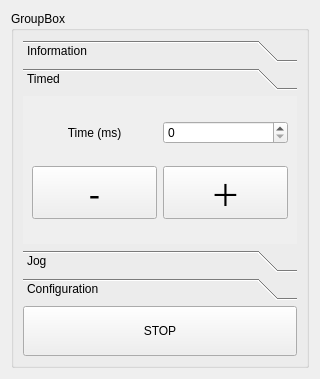
Above: views/AxisManualControl.ui from luis-banuelos-chacon/trolleyTester before the change. Below: the same form after it.
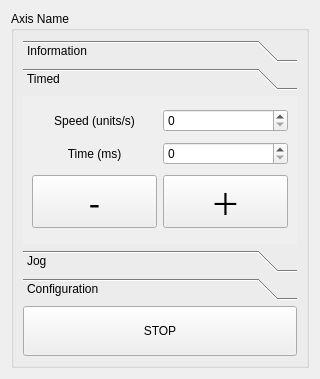
That is the form after the change. The open tabs and pages were chosen to show the change.

```diff
--- a/views/AxisManualControl.ui
+++ b/views/AxisManualControl.ui
@@ -15,9 +15,14 @@
   </property>
   <layout class="QGridLayout" name="gridLayout_4">
    <item row="0" column="0">
-    <widget class="QGroupBox" name="groupBox">
+    <widget class="QGroupBox" name="mainBox">
+     <property name="styleSheet">
+      <string notr="true">QSpinBox { qproperty-maximum: 10000000 }
+QSpinBox { qproperty-minimum: 0 }
+QSpinBox { qproperty-singleStep: 100 }</string>
+     </property>
      <property name="title">
-      <string>GroupBox</string>
+      <string>Axis Name</string>
      </property>
      <layout class="QVBoxLayout" name="verticalLayout">
       <item>
@@ -97,7 +102,24 @@
          </attribute>
          <layout class="QGridLayout" name="gridLayout_2">
           <item row="0" column="0">
-           <widget class="QLabel" name="label_2">
+           <widget class="QLabel" name="speedLabel">
+            <property name="text">
+             <string>Speed (units/s)</string>
+            </property>
+            <property name="alignment">
+             <set>Qt::AlignCenter</set>
+            </property>
+           </widget>
+          </item>
+          <item row="0" column="1">
+           <widget class="QSpinBox" name="speedSpinBox">
+            <property name="maximum">
+             <number>10000000</number>
+            </property>
+           </widget>
+          </item>
+          <item row="1" column="0">
+           <widget class="QLabel" name="timeLabel">
             <property name="text">
              <string>Time (ms)</string>
             </property>
@@ -106,30 +128,30 @@
             </property>
            </widget>
           </item>
-          <item row="0" column="1">
-           <widget class="QSpinBox" name="spinBox_2"/>
-          </item>
-          <item row="1" column="0">
-           <widget class="QPushButton" name="pushButton_4">
-            <property name="minimumSize">
-             <size>
-              <width>0</width>
-              <height>0</height>
-             </size>
-            </property>
-            <property name="font">
-             <font>
-              <family>Noto Sans [unknown]</family>
-              <pointsize>28</pointsize>
-             </font>
-            </property>
-            <property name="text">
-             <string>-</string>
-            </property>
-           </widget>
-          </item>
           <item row="1" column="1">
-           <widget class="QPushButton" name="pushButton_5">
+           <widget class="QSpinBox" name="timeSpinBox"/>
+          </item>
+          <item row="2" column="0">
+           <widget class="QPushButton" name="timedMinusButton">
+            <property name="minimumSize">
+             <size>
+              <width>0</width>
+              <height>0</height>
+             </size>
+            </property>
+            <property name="font">
+             <font>
+              <family>Noto Sans [unknown]</family>
+              <pointsize>28</pointsize>
+             </font>
+            </property>
+            <property name="text">
+             <string>-</string>
+            </property>
+           </widget>
+          </item>
+          <item row="2" column="1">
+           <widget class="QPushButton" name="timedPlusButton">
             <property name="minimumSize">
              <size>
               <width>0</width>
```
Left out of the diff: 62 changed lines with no effect on the pictures.
